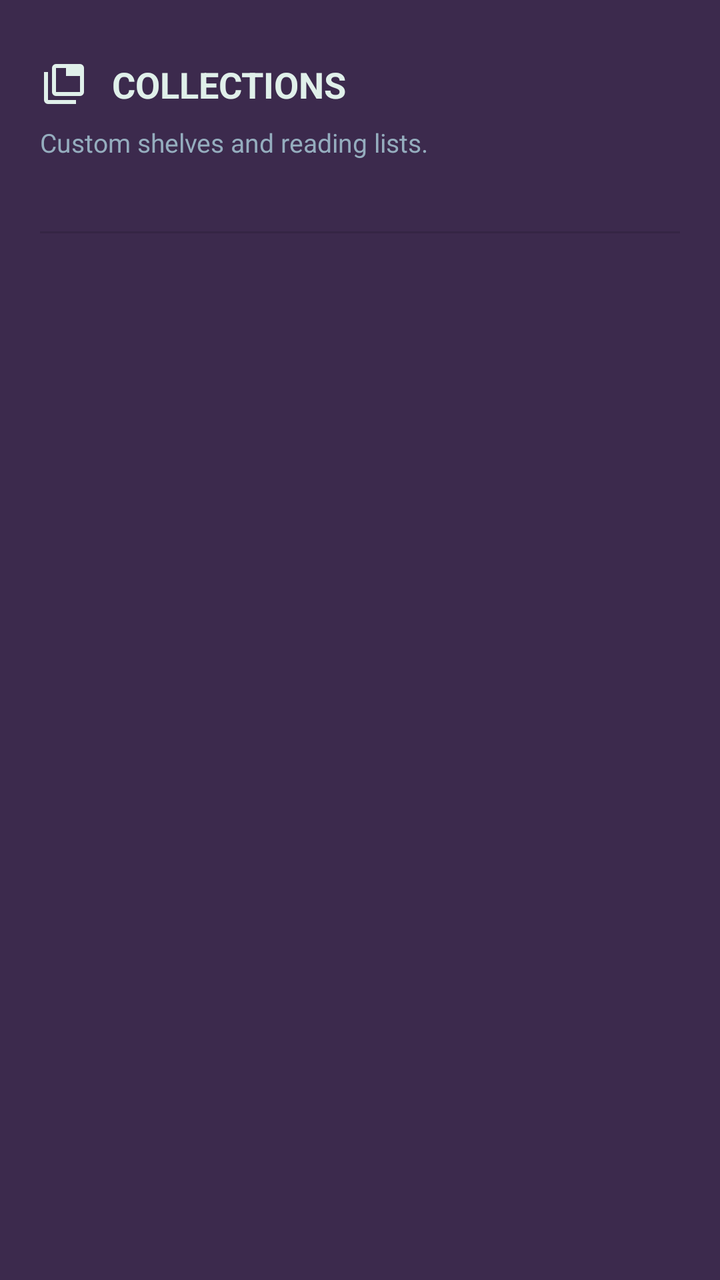
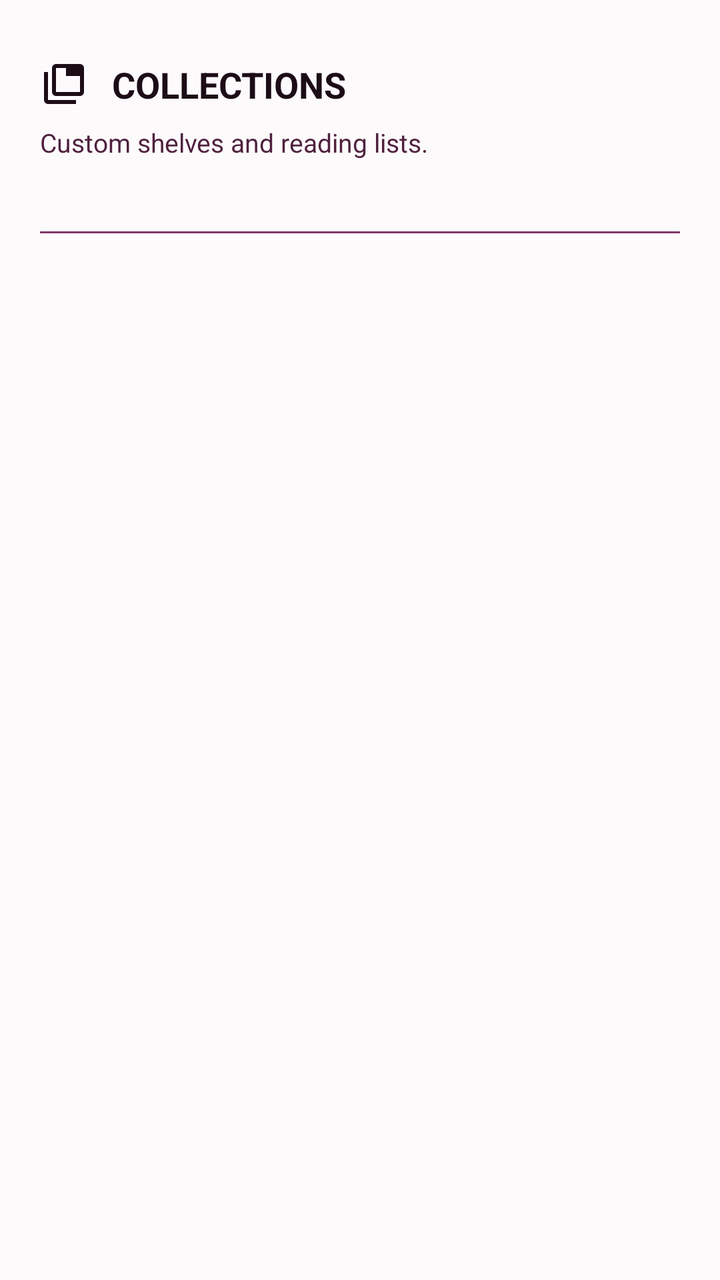

Compare the two renders of this Android layout. The source of the first and the diff that turns it into the second are given below.
<!-- AndroidManifest.xml: application theme Theme.EpubReader -->
<!-- res/layout/view_collections.xml -->
<?xml version="1.0" encoding="utf-8"?>
<LinearLayout xmlns:android="http://schemas.android.com/apk/res/android"
    xmlns:app="http://schemas.android.com/apk/res-auto"
    android:layout_width="match_parent"
    android:layout_height="match_parent"
    android:orientation="vertical"
    android:paddingStart="@dimen/app_row_content_padding_h"
    android:paddingEnd="@dimen/app_row_content_padding_h"
    android:paddingTop="@dimen/app_screen_start_below_header">

    
    <LinearLayout
        android:layout_width="match_parent"
        android:layout_height="wrap_content"
        android:orientation="vertical"
        android:paddingBottom="12dp">

        <LinearLayout
            android:layout_width="match_parent"
            android:layout_height="wrap_content"
            android:gravity="center_vertical"
            android:orientation="horizontal">

            <ImageView
                android:layout_width="24dp"
                android:layout_height="24dp"
                android:contentDescription="@null"
                android:src="@drawable/ic_collections"
                app:tint="@color/palette_mint" />

            <TextView
                android:layout_width="wrap_content"
                android:layout_height="wrap_content"
                android:layout_marginStart="12dp"
                android:text="@string/collections_heading_title"
                android:textColor="@color/palette_mint"
                android:textSize="18sp"
                android:textStyle="bold" />
        </LinearLayout>

        <TextView
            android:layout_width="match_parent"
            android:layout_height="wrap_content"
            android:layout_marginTop="8dp"
            android:text="@string/collections_heading_subtitle"
            android:textColor="@color/palette_slate"
            android:textSize="13sp"
            android:lineSpacingMultiplier="1.2" />

        <TextView
            android:id="@+id/headerCountText"
            android:layout_width="match_parent"
            android:layout_height="wrap_content"
            android:layout_marginTop="6dp"
            android:textColor="@color/accent_pop"
            android:textSize="13sp"
            android:textStyle="bold" />
    </LinearLayout>

    
    <View
        android:layout_width="match_parent"
        android:layout_height="1dp"
        android:layout_marginBottom="@dimen/app_row_content_padding_h"
        android:background="?attr/dividerHorizontal" />

    
    <androidx.recyclerview.widget.RecyclerView
        android:id="@+id/recycler"
        android:layout_width="match_parent"
        android:layout_height="0dp"
        android:layout_weight="1"
        android:clipToPadding="false"
        android:overScrollMode="never"
        android:paddingBottom="@dimen/app_screen_end_padding" />

</LinearLayout>
<!-- resources referenced by this layout -->
<resources>
  <color name="accent_pop">@color/palette_violet</color>
  <color name="palette_mint">#E0F0EA</color>
  <color name="palette_slate">#95ADBE</color>
  <dimen name="app_row_content_padding_h">20dp</dimen>
  <dimen name="app_screen_end_padding">80dp</dimen>
  <dimen name="app_screen_start_below_header">30dp</dimen>
  <!-- drawable ic_collections (drawable) -->
  <?xml version="1.0" encoding="utf-8"?>
  <vector xmlns:android="http://schemas.android.com/apk/res/android"
      android:width="24dp" android:height="24dp"
      android:viewportWidth="24" android:viewportHeight="24">
      <path android:fillColor="@android:color/white"
          android:pathData="M 8,18 q -0.825,0 -1.4125,-0.5875 T 6,16 v -12 q 0,-0.825 0.5875,-1.4125 T 8,2 h 12 q 0.825,0 1.4125,0.5875 T 22,4 v 12 q 0,0.825 -0.5875,1.4125 T 20,18 H 8 Z m 0,-2 h 12 v -8 H 13 v -4 H 8 v 12 Z M 4,22 q -0.825,0 -1.4125,-0.5875 T 2,20 v -14 h 2 v 14 h 14 v 2 H 4 Z m 4,-18 v 12 -12 Z" />
  
  </vector>
  <string name="collections_heading_subtitle">Custom shelves and reading lists.</string>
  <string name="collections_heading_title">COLLECTIONS</string>
  <style name="Theme.EpubReader" parent="Theme.MaterialComponents.DayNight.NoActionBar">
          <item name="android:windowBackground">@color/dark_bg</item>
          <item name="android:statusBarColor">@color/black</item>
          <item name="android:navigationBarColor">@color/black</item>
          <item name="android:windowLightStatusBar">false</item>
          <item name="android:windowLightNavigationBar" tools:targetApi="o_mr1">false</item>
          <item name="colorPrimary">@color/accent</item>
          <item name="colorPrimaryVariant">@color/accent_dark</item>
          <item name="colorOnPrimary">@color/white</item>
          <item name="colorSecondary">@color/secondary</item>
          <item name="colorOnSecondary">@color/white</item>
          <item name="android:colorBackground">@color/dark_bg</item>
          <item name="colorSurface">@color/dark_surface</item>
          <item name="colorOnSurface">@color/dark_text</item>
          <item name="android:textColorPrimary">@color/dark_text</item>
          <item name="android:textColorSecondary">@color/dark_text_muted</item>
          <item name="colorControlNormal">@color/white</item>
          <item name="toolbarStyle">@style/Widget.EpubReader.Toolbar</item>
          <item name="drawerArrowStyle">@style/Widget.EpubReader.DrawerArrowToggle</item>
      </style>
  <color name="palette_violet">#B388FF</color>
  <color name="dark_bg">@color/palette_eggplant</color>
  <color name="black">#000000</color>
  <color name="accent">@color/palette_plum</color>
  <color name="accent_dark">@color/palette_purple</color>
  <color name="white">#FFFFFF</color>
  <color name="secondary">@color/palette_slate</color>
  <color name="dark_surface">@color/palette_plum</color>
  <color name="dark_text">@color/palette_mint</color>
  <color name="dark_text_muted">@color/palette_slate</color>
  <style name="Widget.EpubReader.Toolbar" parent="Widget.MaterialComponents.Toolbar">
          <item name="titleTextColor">?android:textColorPrimary</item>
          <item name="subtitleTextColor">?android:textColorSecondary</item>
          <item name="navigationIconTint">?android:textColorPrimary</item>
          <item name="actionMenuTextColor">?android:textColorPrimary</item>
      </style>
  <style name="Widget.EpubReader.DrawerArrowToggle" parent="Widget.AppCompat.DrawerArrowToggle">
          <item name="color">?android:textColorPrimary</item>
      </style>
  <color name="palette_eggplant">#3C2A4D</color>
  <color name="palette_plum">#503A65</color>
  <color name="palette_purple">#574F7D</color>
</resources>

<!-- the commit's change to res/layout/view_collections.xml (unified diff, before → after) -->
@@ -52,7 +52,7 @@
             android:layout_width="match_parent"
             android:layout_height="wrap_content"
             android:layout_marginTop="6dp"
-            android:textColor="@color/accent_pop"
+            android:textColor="@color/palette_violet"
             android:textSize="13sp"
             android:textStyle="bold" />
     </LinearLayout>
@@ -62,7 +62,7 @@
         android:layout_width="match_parent"
         android:layout_height="1dp"
         android:layout_marginBottom="@dimen/app_row_content_padding_h"
-        android:background="?attr/dividerHorizontal" />
+        android:background="@color/palette_purple" />
 
     
     <androidx.recyclerview.widget.RecyclerView
<!-- resource entries referenced after the edit -->
@@ -1,8 +1,7 @@
 <!-- resources referenced by this layout -->
 <resources>
-  <color name="accent_pop">@color/palette_violet</color>
-  <color name="palette_mint">#E0F0EA</color>
-  <color name="palette_slate">#95ADBE</color>
+  <color name="palette_mint">@color/palette_china</color>
+  <color name="palette_slate">@color/palette_dusty_rose</color>
   <dimen name="app_row_content_padding_h">20dp</dimen>
   <dimen name="app_screen_end_padding">80dp</dimen>
   <dimen name="app_screen_start_below_header">30dp</dimen>
@@ -11,53 +10,56 @@
   <vector xmlns:android="http://schemas.android.com/apk/res/android"
       android:width="24dp" android:height="24dp"
       android:viewportWidth="24" android:viewportHeight="24">
-      <path android:fillColor="@android:color/white"
+      <path android:fillColor="@color/white"
           android:pathData="M 8,18 q -0.825,0 -1.4125,-0.5875 T 6,16 v -12 q 0,-0.825 0.5875,-1.4125 T 8,2 h 12 q 0.825,0 1.4125,0.5875 T 22,4 v 12 q 0,0.825 -0.5875,1.4125 T 20,18 H 8 Z m 0,-2 h 12 v -8 H 13 v -4 H 8 v 12 Z M 4,22 q -0.825,0 -1.4125,-0.5875 T 2,20 v -14 h 2 v 14 h 14 v 2 H 4 Z m 4,-18 v 12 -12 Z" />
   
   </vector>
   <string name="collections_heading_subtitle">Custom shelves and reading lists.</string>
   <string name="collections_heading_title">COLLECTIONS</string>
   <style name="Theme.EpubReader" parent="Theme.MaterialComponents.DayNight.NoActionBar">
-          <item name="android:windowBackground">@color/dark_bg</item>
+          <item name="android:windowBackground">@color/palette_eggplant</item>
           <item name="android:statusBarColor">@color/black</item>
           <item name="android:navigationBarColor">@color/black</item>
           <item name="android:windowLightStatusBar">false</item>
           <item name="android:windowLightNavigationBar" tools:targetApi="o_mr1">false</item>
-          <item name="colorPrimary">@color/accent</item>
-          <item name="colorPrimaryVariant">@color/accent_dark</item>
+          <item name="android:windowNoTitle">true</item>
+          <item name="android:windowContentOverlay">@null</item>
+          <item name="android:enforceStatusBarContrast" tools:targetApi="q">false</item>
+          <item name="android:enforceNavigationBarContrast" tools:targetApi="q">false</item>
+          <item name="colorPrimary">@color/palette_plum</item>
+          <item name="colorPrimaryVariant">@color/palette_purple</item>
           <item name="colorOnPrimary">@color/white</item>
-          <item name="colorSecondary">@color/secondary</item>
+          <item name="colorSecondary">@color/palette_slate</item>
           <item name="colorOnSecondary">@color/white</item>
-          <item name="android:colorBackground">@color/dark_bg</item>
-          <item name="colorSurface">@color/dark_surface</item>
-          <item name="colorOnSurface">@color/dark_text</item>
-          <item name="android:textColorPrimary">@color/dark_text</item>
-          <item name="android:textColorSecondary">@color/dark_text_muted</item>
+          <item name="android:colorBackground">@color/palette_eggplant</item>
+          <item name="colorSurface">@color/palette_plum</item>
+          <item name="colorOnSurface">@color/palette_mint</item>
+          <item name="android:textColorPrimary">@color/palette_mint</item>
+          <item name="android:textColorSecondary">@color/palette_slate</item>
           <item name="colorControlNormal">@color/white</item>
           <item name="toolbarStyle">@style/Widget.EpubReader.Toolbar</item>
           <item name="drawerArrowStyle">@style/Widget.EpubReader.DrawerArrowToggle</item>
       </style>
-  <color name="palette_violet">#B388FF</color>
-  <color name="dark_bg">@color/palette_eggplant</color>
-  <color name="black">#000000</color>
-  <color name="accent">@color/palette_plum</color>
-  <color name="accent_dark">@color/palette_purple</color>
-  <color name="white">#FFFFFF</color>
-  <color name="secondary">@color/palette_slate</color>
-  <color name="dark_surface">@color/palette_plum</color>
-  <color name="dark_text">@color/palette_mint</color>
-  <color name="dark_text_muted">@color/palette_slate</color>
+  <color name="palette_china">#1c0c16</color>
+  <color name="palette_rose_water">#823666</color>
+  <color name="palette_dusty_rose">#4f213e</color>
+  <color name="palette_blush_mauve">#b54c8e</color>
+  <color name="palette_violet">@color/palette_blush_mauve</color>
+  <color name="black">#FFFFFF</color>
+  <color name="white">#000000</color>
   <style name="Widget.EpubReader.Toolbar" parent="Widget.MaterialComponents.Toolbar">
-          <item name="titleTextColor">?android:textColorPrimary</item>
-          <item name="subtitleTextColor">?android:textColorSecondary</item>
-          <item name="navigationIconTint">?android:textColorPrimary</item>
-          <item name="actionMenuTextColor">?android:textColorPrimary</item>
+          <item name="titleTextColor">@color/palette_mint</item>
+          <item name="subtitleTextColor">@color/palette_slate</item>
+          <item name="navigationIconTint">@color/palette_mint</item>
+          <item name="actionMenuTextColor">@color/palette_mint</item>
       </style>
   <style name="Widget.EpubReader.DrawerArrowToggle" parent="Widget.AppCompat.DrawerArrowToggle">
-          <item name="color">?android:textColorPrimary</item>
+          <item name="color">@color/palette_mint</item>
       </style>
-  <color name="palette_eggplant">#3C2A4D</color>
-  <color name="palette_plum">#503A65</color>
-  <color name="palette_purple">#574F7D</color>
+  <color name="palette_plum_wine">#fdfafc</color>
+  <color name="palette_copper_rose">#daa6c7</color>
+  <color name="palette_eggplant">@color/palette_plum_wine</color>
+  <color name="palette_plum">@color/palette_copper_rose</color>
+  <color name="palette_purple">@color/palette_rose_water</color>
 </resources>
 
